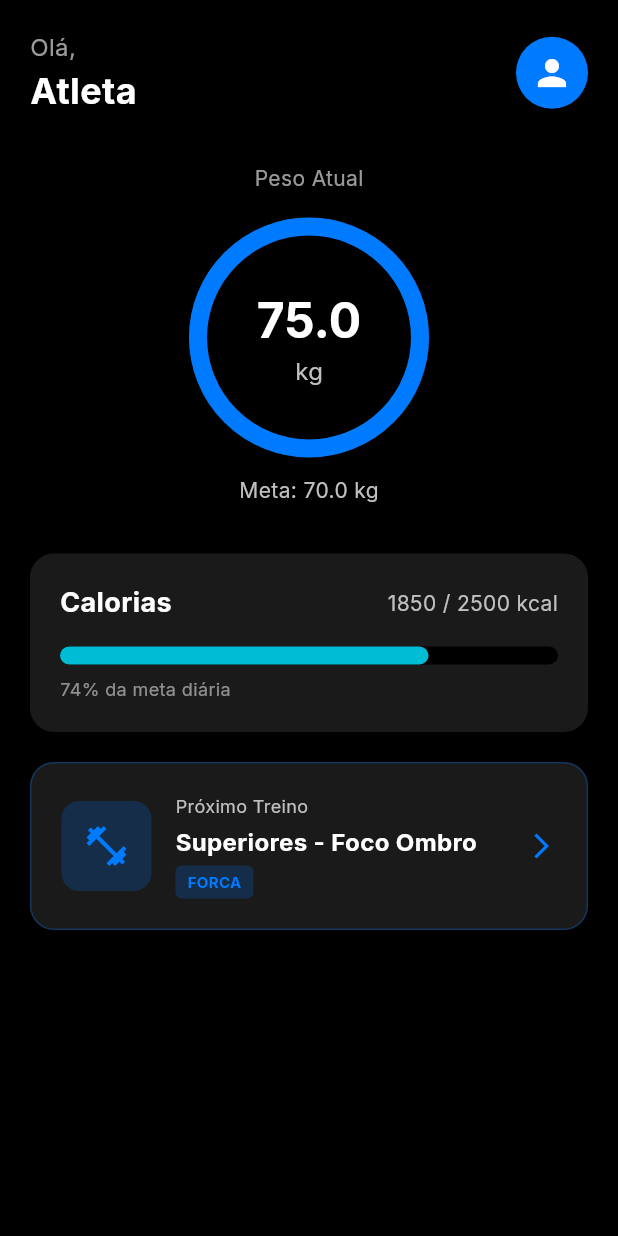
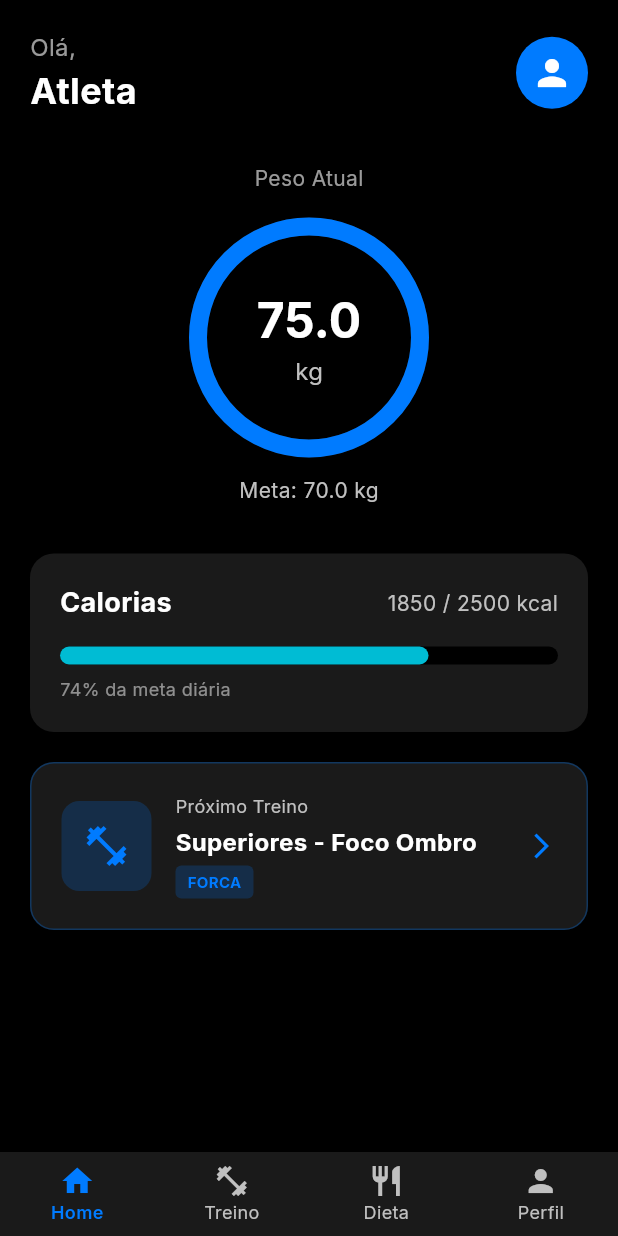
Before and after one commit to PimentelDiogo/nutri_gym, a Flutter app: the screen it shows after launch, on a phone screen of 412 x 824 dp. Run offline on Flutter 3.47's test engine with Material 3 defaults, Android fonts, the light colour scheme and no system bars; drawn by our look-alikes of percent_indicator; our stand-ins replace get, google_fonts.

Commit message:
feat: Add main application shell with bottom navigation and refine weight evolution chart layout.

```diff
--- /dev/null
+++ b/lib/app/main_shell.dart
@@ -0,0 +1,59 @@
+import 'package:flutter/material.dart';
+import 'package:get/get.dart';
+import '../core/theme/app_colors.dart';
+import '../modules/dieta/presentation/pages/dieta_page.dart';
+import '../modules/home/presentation/pages/home_page.dart';
+import '../modules/planner/presentation/pages/planner_page.dart';
+import '../modules/treino/presentation/pages/treino_page.dart';
+
+/// Controller para o shell principal com navegação
+class MainShellController extends GetxController {
+  final currentIndex = 0.obs;
+
+  void changePage(int index) {
+    currentIndex.value = index;
+  }
+}
+
+/// Shell principal com Bottom Navigation Bar
+class MainShell extends StatelessWidget {
+  const MainShell({super.key});
+
+  @override
+  Widget build(BuildContext context) {
+    final controller = Get.put(MainShellController());
+
+    final pages = [
+      const HomePage(),
+      const TreinoPage(),
+      const DietaPage(),
+      const PlannerPage(),
+    ];
+
+    return Obx(
+      () => Scaffold(
+        body: pages[controller.currentIndex.value],
+        bottomNavigationBar: BottomNavigationBar(
+          currentIndex: controller.currentIndex.value,
+          onTap: controller.changePage,
+          backgroundColor: AppColors.cardDark,
+          selectedItemColor: AppColors.primaryBlue,
+          unselectedItemColor: AppColors.textSilver,
+          type: BottomNavigationBarType.fixed,
+          items: const [
+            BottomNavigationBarItem(icon: Icon(Icons.home), label: 'Home'),
+            BottomNavigationBarItem(
+              icon: Icon(Icons.fitness_center),
+              label: 'Treino',
+            ),
+            BottomNavigationBarItem(
+              icon: Icon(Icons.restaurant),
+              label: 'Dieta',
+            ),
+            BottomNavigationBarItem(icon: Icon(Icons.person), label: 'Perfil'),
+          ],
+        ),
+      ),
+    );
+  }
+}
--- a/lib/core/routes/app_pages.dart
+++ b/lib/core/routes/app_pages.dart
@@ -1,12 +1,9 @@
 import 'package:get/get.dart';
+import '../../app/main_shell.dart';
+import '../../modules/dieta/dieta_binding.dart';
 import '../../modules/home/home_binding.dart';
-import '../../modules/home/presentation/pages/home_page.dart';
+import '../../modules/planner/planner_binding.dart';
 import '../../modules/treino/treino_binding.dart';
-import '../../modules/treino/presentation/pages/treino_page.dart';
-import '../../modules/dieta/dieta_binding.dart';
-import '../../modules/dieta/presentation/pages/dieta_page.dart';
-import '../../modules/planner/planner_binding.dart';
-import '../../modules/planner/presentation/pages/planner_page.dart';
 import 'app_routes.dart';
 
 /// Application pages configuration
@@ -16,23 +13,13 @@ class AppPages {
   static final routes = [
     GetPage(
       name: Routes.home,
-      page: () => const HomePage(),
-      binding: HomeBinding(),
-    ),
-    GetPage(
-      name: Routes.treino,
-      page: () => const TreinoPage(),
-      binding: TreinoBinding(),
-    ),
-    GetPage(
-      name: Routes.dieta,
-      page: () => const DietaPage(),
-      binding: DietaBinding(),
-    ),
-    GetPage(
-      name: Routes.planner,
-      page: () => const PlannerPage(),
-      binding: PlannerBinding(),
+      page: () => const MainShell(),
+      bindings: [
+        HomeBinding(),
+        TreinoBinding(),
+        DietaBinding(),
+        PlannerBinding(),
+      ],
     ),
   ];
 }
```
Also changed, not shown: lib/modules/planner/presentation/widgets/weight_evolution_chart.dart (+25 -12 lines), 16 other files.
